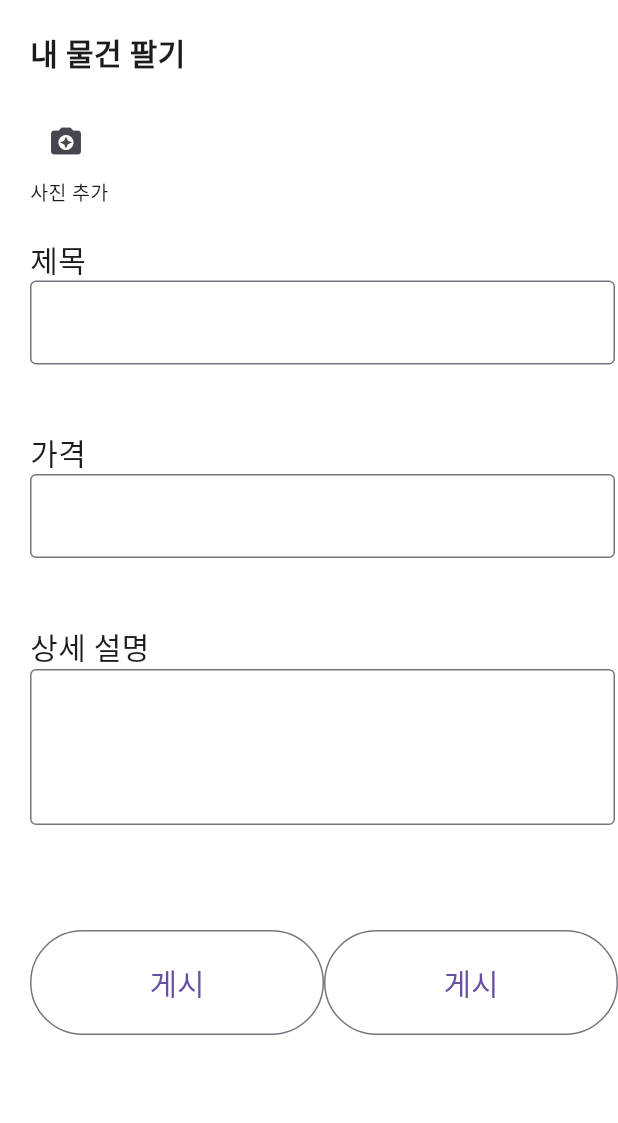
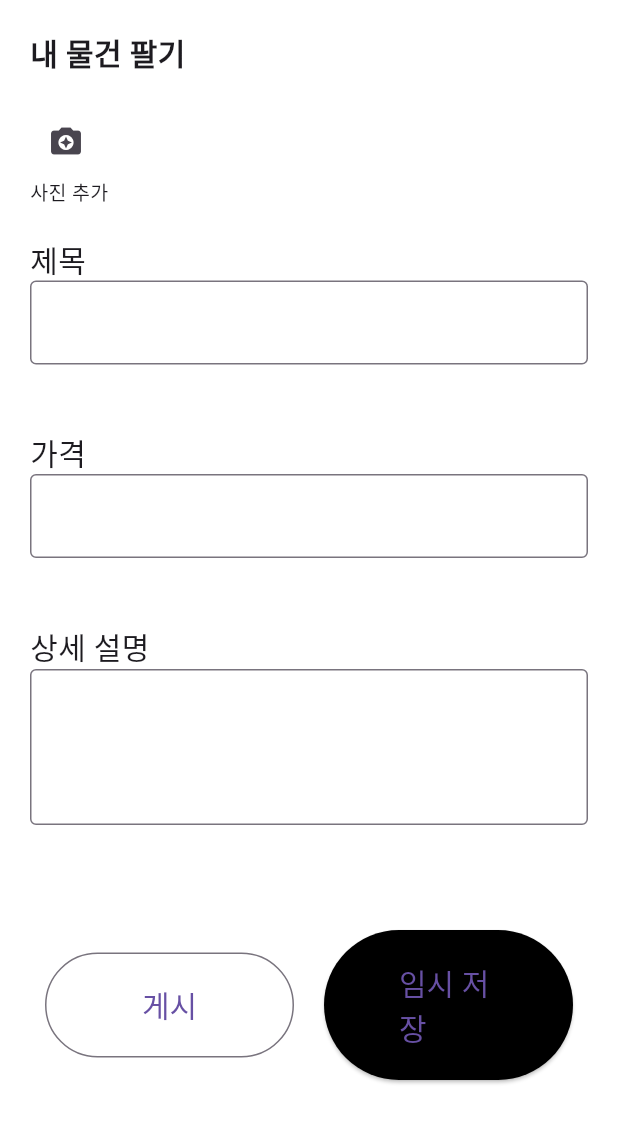
Before and after one commit to bluemoon983/ideafestival_ios, a Flutter app: the WritingWidget screen opened directly, on a phone screen of 412 x 824 dp. Shown: the top 1123 px of the screen. Run offline on Flutter 3.47's test engine with Material 3 defaults, Android fonts, the phone set to English and light mode, and no system bars.

Commit message:
button-location

```diff
--- a/lib/ui/writing_ui.dart
+++ b/lib/ui/writing_ui.dart
@@ -8,7 +8,8 @@ class WritingWidget extends StatelessWidget {
     return Scaffold(
       backgroundColor: Colors.white,
       body: Padding(
-        padding: const EdgeInsets.only(left: 20.0, top: 20.0),
+        padding: const EdgeInsets.only(
+            left: 20.0, top: 20.0, right: 20.0), // Adjusted padding
         child: Column(
           crossAxisAlignment: CrossAxisAlignment.start,
           children: [
@@ -47,13 +48,13 @@ class WritingWidget extends StatelessWidget {
               ),
             ),
             const SizedBox(
-              width: 390, // 원하는 너비로 설정
-              height: 100, // 원하는 높이로 설정
+              width: 390,
+              height: 100,
               child: TextField(
                 decoration: InputDecoration(
                   border: OutlineInputBorder(),
                 ),
-                maxLines: null, // 여러 줄 입력 가능
+                maxLines: null,
               ),
             ),
             const Text(
@@ -64,13 +65,13 @@ class WritingWidget extends StatelessWidget {
               ),
             ),
             const SizedBox(
-              width: 390, // 원하는 너비로 설정
-              height: 100, // 원하는 높이로 설정
+              width: 390,
+              height: 100,
               child: TextField(
                 decoration: InputDecoration(
                   border: OutlineInputBorder(),
                 ),
-                maxLines: null, // 여러 줄 입력 가능
+                maxLines: null,
               ),
             ),
             const Text(
@@ -81,20 +82,23 @@ class WritingWidget extends StatelessWidget {
               ),
             ),
             const SizedBox(
-              width: 390, // 원하는 너비로 설정
+              width: 390,
               child: TextField(
                 decoration: InputDecoration(
                   border: OutlineInputBorder(),
                 ),
-                minLines: 3, // 최소 3줄 높이
-                maxLines: 10, // 최대 10줄 높이
+                minLines: 3,
+                maxLines: 10,
               ),
             ),
             const SizedBox(
               height: 70,
             ),
-            Row(
-              mainAxisAlignment: MainAxisAlignment.center, // 버튼을 Row의 중앙에 배치
+            Padding(
+              padding: const EdgeInsets.symmetric(
+                  horizontal: 10.0), // Add padding around the Row
+              child: Row(
+                mainAxisAlignment: MainAxisAlignment.center,
                 children: [
                   Expanded(
                     child: OutlinedButton(
@@ -110,15 +114,16 @@ class WritingWidget extends StatelessWidget {
                           color: Colors.black,
                         ),
                       ),
-                    child: const Text(
-                      "게시",
+                      child: const Text("게시"),
                     ),
                   ),
-                ),
+                  const SizedBox(width: 20),
                   Expanded(
-                  child: OutlinedButton(
+                    child: ElevatedButton(
                       onPressed: () {},
-                    style: OutlinedButton.styleFrom(
+                      style: ElevatedButton.styleFrom(
+                        backgroundColor:
+                            Colors.black, // Fill the button with black color
                         padding: const EdgeInsets.symmetric(
                           horizontal: 50.0,
                           vertical: 20.0,
@@ -126,16 +131,15 @@ class WritingWidget extends StatelessWidget {
                         textStyle: const TextStyle(
                           fontSize: 20,
                           fontWeight: FontWeight.w400,
-                        color: Colors.black,
+                          color: Colors.white, // Set the text color to white
                         ),
                       ),
-                    child: const Text(
-                      "게시",
-                    ),
+                      child: const Text("임시 저장"),
                     ),
                   ),
                 ],
-            )
+              ),
+            ),
           ],
         ),
       ),
```
Lines whose indentation alone changed are shown as unchanged.
